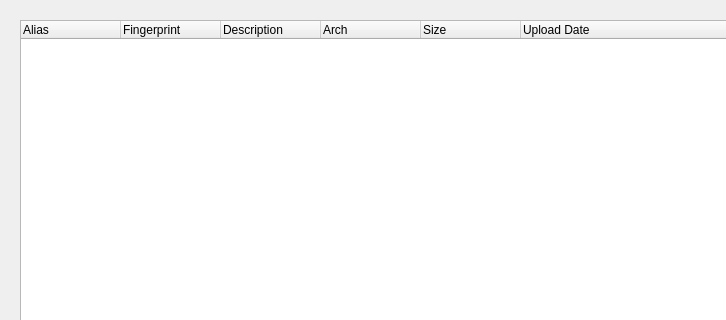
Before: the Qt Designer form src/ubuntu/wizards/createtargetimagepage.ui in runelabs/qtcreator-plugin-ubuntu, drawn with Qt 5; both pictures show x 0 to 726 and y 0 to 320 of the 1026 by 435 pixel window.
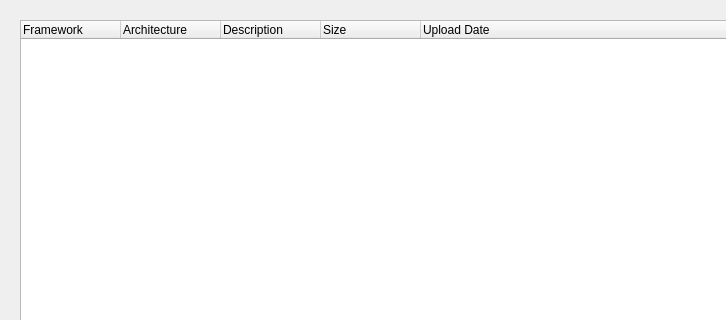
After: the same form once the commit is applied.

```diff
--- a/src/ubuntu/wizards/createtargetimagepage.ui
+++ b/src/ubuntu/wizards/createtargetimagepage.ui
@@ -23,14 +23,17 @@
       <layout class="QGridLayout" name="gridLayout_2">
        <item row="0" column="0">
         <widget class="QTreeWidget" name="treeWidgetImages">
+         <attribute name="headerStretchLastSection">
+          <bool>true</bool>
+         </attribute>
          <column>
           <property name="text">
-           <string>Alias</string>
+           <string>Framework</string>
           </property>
          </column>
          <column>
           <property name="text">
-           <string>Fingerprint</string>
+           <string>Architecture</string>
           </property>
          </column>
          <column>
@@ -38,11 +41,6 @@
            <string>Description</string>
           </property>
          </column>
-         <column>
-          <property name="text">
-           <string>Arch</string>
-          </property>
-         </column>
          <column>
           <property name="text">
            <string>Size</string>
```
